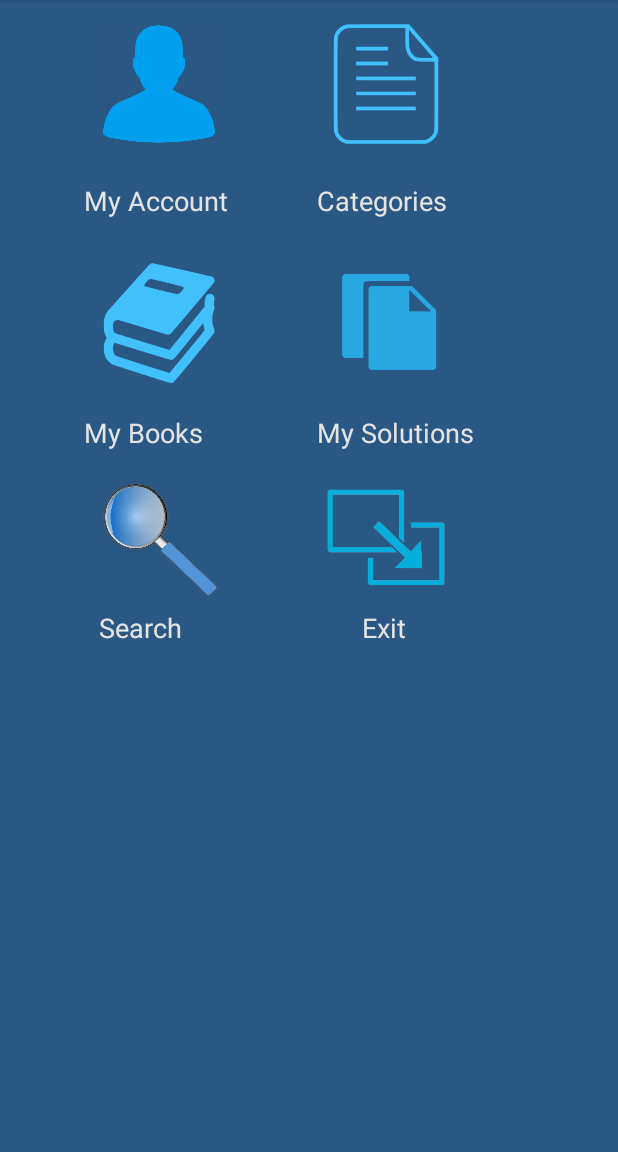
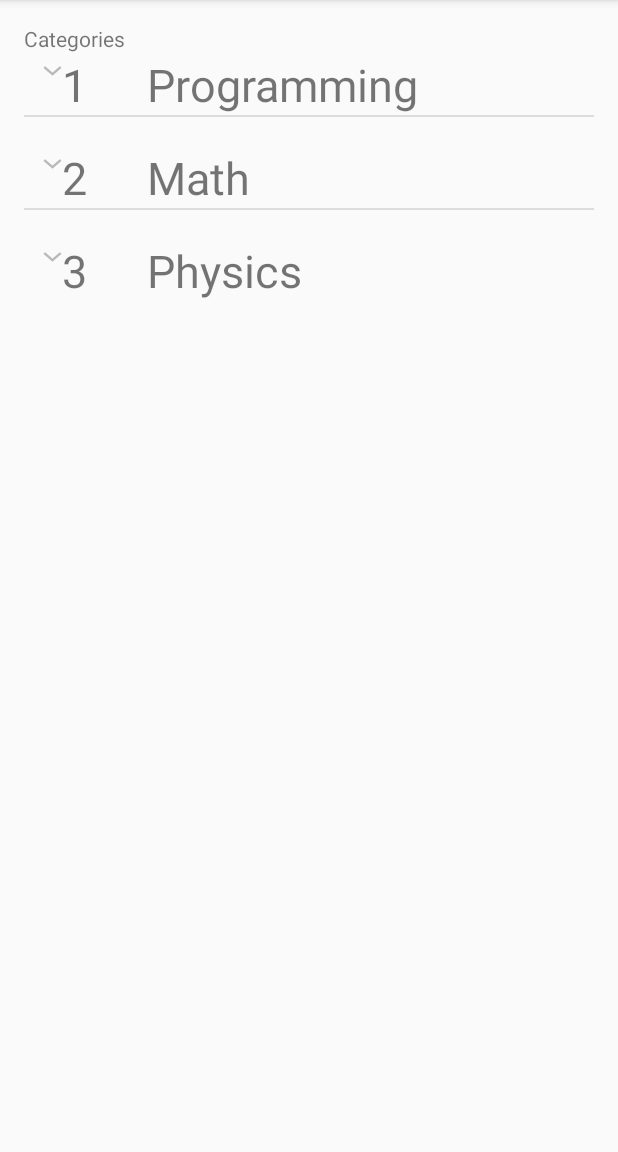
Before and after one commit to BMukhtar/Solutions_Book, an Android app: the MainPage screen opened directly, with no data from a screen before it, after a tap on an icon or button, on a phone screen of 412 x 824 dp, the part 84-1236 px from its top. Run offline under Robolectric (Android 15) with nearby library versions, the phone set to English and light mode, and no system bars.

Commit message:
categories_added

```diff
--- a/app/src/main/AndroidManifest.xml
+++ b/app/src/main/AndroidManifest.xml
@@ -17,7 +17,8 @@
         </activity>
         <activity android:name=".MainPage" />
         <activity android:name=".RegistrationPage" />
-        <activity android:name=".MyAccount"></activity>
+        <activity android:name=".MyAccount" />
+        <activity android:name=".forCategories.Categories"></activity>
     </application>
 
 </manifest>
--- a/app/src/main/java/mukhtar/exapple/com/solutions_book/DBHelper.java
+++ b/app/src/main/java/mukhtar/exapple/com/solutions_book/DBHelper.java
@@ -19,7 +19,10 @@ public class DBHelper extends SQLiteOpenHelper {
         db.execSQL("create table users(_id integer primary key autoincrement," +
                 "login text,password text);");
         db.execSQL("create table information(_id integer primary key autoincrement,username text,name text, surname text );");
-
+        db.execSQL("create table categories(_id integer primary key autoincrement," +
+                "category_name text,"+
+                "parent_category_id int,"+
+                "parent_category_name text);");
     }
 
     @Override
--- a/app/src/main/java/mukhtar/exapple/com/solutions_book/Login.java
+++ b/app/src/main/java/mukhtar/exapple/com/solutions_book/Login.java
@@ -14,7 +14,7 @@ import android.widget.EditText;
 import android.widget.Toast;
 
 public class Login extends AppCompatActivity implements View.OnClickListener{
-    DBHelper helper;
+    DBHelper dbHelper;
     SQLiteDatabase db;
     Button sign,registr;
     EditText login,password;
@@ -33,8 +33,8 @@ public class Login extends AppCompatActivity implements View.OnClickListener{
             startActivity(in);
         }
         else{
-        helper = new DBHelper(this);
-        db = helper.getWritableDatabase();
+        dbHelper = new DBHelper(this);
+        db = dbHelper.getWritableDatabase();
         sign = (Button) findViewById(R.id.sign);
         registr = (Button) findViewById(R.id.registr);
         login = (EditText) findViewById(R.id.login);
@@ -73,6 +73,7 @@ public class Login extends AppCompatActivity implements View.OnClickListener{
                     i.putExtra("id",id);
                     i.putExtra("login",log);
                     startActivity(i);
+                    finish();
 
                 }else{
                     login.setText("");
@@ -84,4 +85,10 @@ public class Login extends AppCompatActivity implements View.OnClickListener{
         }
     }
 
+    @Override
+    protected void onDestroy() {
+        dbHelper.close();
+        super.onDestroy();
+    }
+
 }
--- a/app/src/main/java/mukhtar/exapple/com/solutions_book/MainPage.java
+++ b/app/src/main/java/mukhtar/exapple/com/solutions_book/MainPage.java
@@ -6,6 +6,8 @@ import android.support.v7.app.AppCompatActivity;
 import android.os.Bundle;
 import android.view.View;
 import android.widget.ImageView;
+
+import mukhtar.exapple.com.solutions_book.forCategories.Categories;
 
 public class MainPage extends AppCompatActivity {
     ImageView my_account;
@@ -47,7 +49,14 @@ public class MainPage extends AppCompatActivity {
                     ed.putString("username","");
                     ed.commit();
                     Intent i = new Intent(getBaseContext(),Login.class);
-                    startActivity(i);break;
+                    startActivity(i);
+                    finish();
+                    break;
+                case R.id.categories_image:
+                    Intent cats = new Intent(getBaseContext(),Categories.class);
+                    startActivity(cats);
+                    finish();
+                    break;
             }
         }
     };
--- a/app/src/main/java/mukhtar/exapple/com/solutions_book/RegistrationPage.java
+++ b/app/src/main/java/mukhtar/exapple/com/solutions_book/RegistrationPage.java
@@ -59,6 +59,13 @@ public class RegistrationPage extends AppCompatActivity {
         cv.clear();
         Intent i = new Intent(this,MainPage.class);
         startActivity(i);
+        finish();
 
     }
+
+    @Override
+    protected void onDestroy() {
+        dbHelper.close();
+        super.onDestroy();
+    }
 }
--- /dev/null
+++ b/app/src/main/java/mukhtar/exapple/com/solutions_book/forCategories/AdapterHelper.java
@@ -0,0 +1,74 @@
+package mukhtar.exapple.com.solutions_book.forCategories;
+
+import java.util.ArrayList;
+import java. util. HashMap;
+import java. util. Map;
+import android.content.Context;
+import android.widget.SimpleExpandableListAdapter;
+import mukhtar.exapple.com.solutions_book.R;
+
+
+public class AdapterHelper {
+    AdapterHelper(Context _ctx) {ctx = _ctx;}
+    final String PARENT_CATEGORY_NAME = "groupName";
+    final String CHILD_ID = "childId";
+    final String PARENT_ID = "childId";
+    final String CHILD_PARENT_CATEGORY_NAME = "childName";
+
+    ArrayList<Map<String, String>> groupData = new ArrayList<>();
+    ArrayList<Map<String, String>> childDataItem ;
+    ArrayList<ArrayList<Map<String, String>>> childData = new ArrayList<>();
+    Map<String, String> m;
+
+    SimpleExpandableListAdapter adapter;
+    Context ctx;
+
+    //Methods
+    SimpleExpandableListAdapter getAdapter() {
+
+        HashMap <String,String[]> parent_categories = new HashMap<>();
+        parent_categories.put("Math",new String[]{"Discrete Mathematics","Mathematical Analysis"});
+        parent_categories.put("Physics",new String[]{"Electricity","Magnetizm","Mechanics"});
+        parent_categories.put("Programming",new String[]{"Java","Linux","Python","C++"});
+
+
+        groupData = new ArrayList<>();
+        childData = new ArrayList<>();
+
+        //Filling ArrayLists
+        int groupCounter = 1;
+        for(String cat : parent_categories.keySet()){
+            HashMap hp = new HashMap();
+            hp.put(PARENT_CATEGORY_NAME,cat);
+            hp.put(PARENT_ID,groupCounter+++"");
+            groupData.add(hp);
+
+            int childCounter = 1;
+            childDataItem = new ArrayList<>();
+            for(String child:parent_categories.get(cat)){
+                HashMap hc = new HashMap();
+                hc.put(CHILD_PARENT_CATEGORY_NAME,child);
+                hc.put(CHILD_ID,childCounter+++"");
+                childDataItem.add(hc);
+            }
+            childData.add(childDataItem);
+        }
+
+        String groupFrom[] = new String[]{PARENT_ID,PARENT_CATEGORY_NAME};
+        int groupTo[] = new int[]{R.id.ID,R.id.name_of_category};
+        String childFrom[] = new String[]{CHILD_ID,CHILD_PARENT_CATEGORY_NAME};
+        int childTo[] = new int[]{R.id.ID,R.id.name_of_category};
+        adapter = new SimpleExpandableListAdapter(
+                ctx,
+                groupData,
+                R.layout.item_of_category,
+                groupFrom,
+                groupTo,
+                childData,
+                R.layout.item_of_category,
+                childFrom,
+                childTo);
+        return adapter;
+    }
+
+}
--- /dev/null
+++ b/app/src/main/java/mukhtar/exapple/com/solutions_book/forCategories/Categories.java
@@ -0,0 +1,21 @@
+package mukhtar.exapple.com.solutions_book.forCategories;
+
+import android.support.v7.app.AppCompatActivity;
+import android.os.Bundle;
+import android.widget.ExpandableListView;
+import android.widget.SimpleExpandableListAdapter;
+import mukhtar.exapple.com.solutions_book.R;
+
+public class Categories extends AppCompatActivity {
+
+    @Override
+    protected void onCreate(Bundle savedInstanceState) {
+        super.onCreate(savedInstanceState);
+        setContentView(R.layout.activity_categories);
+
+        ExpandableListView lv = (ExpandableListView) findViewById(R.id.elv_for_categories);
+        SimpleExpandableListAdapter adapter = (new AdapterHelper(this)).getAdapter();
+        lv.setAdapter(adapter);
+
+    }
+}
--- /dev/null
+++ b/app/src/main/res/layout/activity_categories.xml
@@ -0,0 +1,27 @@
+<?xml version="1.0" encoding="utf-8"?>
+<RelativeLayout xmlns:android="http://schemas.android.com/apk/res/android"
+    xmlns:tools="http://schemas.android.com/tools"
+    android:id="@+id/activity_categories"
+    android:layout_width="match_parent"
+    android:layout_height="match_parent"
+    android:paddingBottom="@dimen/activity_vertical_margin"
+    android:paddingLeft="@dimen/activity_horizontal_margin"
+    android:paddingRight="@dimen/activity_horizontal_margin"
+    android:paddingTop="@dimen/activity_vertical_margin"
+    tools:context="mukhtar.exapple.com.solutions_book.forCategories.Categories">
+
+    <TextView
+        android:text="Categories"
+        android:layout_width="wrap_content"
+        android:layout_height="wrap_content"
+        android:layout_alignParentTop="true"
+        android:layout_alignParentLeft="true"
+        android:layout_alignParentStart="true"
+        android:id="@+id/categories" />
+    <ExpandableListView
+        android:layout_width="wrap_content"
+        android:layout_height="wrap_content"
+        android:id="@+id/elv_for_categories">
+
+    </ExpandableListView>
+</RelativeLayout>
--- /dev/null
+++ b/app/src/main/res/layout/item_of_category.xml
@@ -0,0 +1,31 @@
+<?xml version="1.0" encoding="utf-8"?>
+<RelativeLayout xmlns:android="http://schemas.android.com/apk/res/android"
+    android:layout_width="match_parent"
+    android:layout_height="match_parent">
+
+    <TextView
+        android:text="name"
+        android:textSize="30sp"
+        android:layout_width="wrap_content"
+        android:layout_height="wrap_content"
+        android:id="@+id/name_of_category"
+        android:layout_alignBaseline="@+id/ID"
+        android:layout_alignBottom="@+id/ID"
+        android:layout_toRightOf="@+id/ID"
+        android:layout_toEndOf="@+id/ID"
+        android:layout_marginLeft="40dp"
+        android:layout_marginStart="40dp" />
+
+    <TextView
+        android:text="ID"
+        android:layout_width="wrap_content"
+        android:textSize="30sp"
+        android:layout_height="wrap_content"
+        android:id="@+id/ID"
+        android:layout_marginTop="20dp"
+        android:layout_marginLeft="25dp"
+        android:layout_marginStart="25dp"
+        android:layout_alignParentTop="true"
+        android:layout_alignParentLeft="true"
+        android:layout_alignParentStart="true" />
+</RelativeLayout>
```
